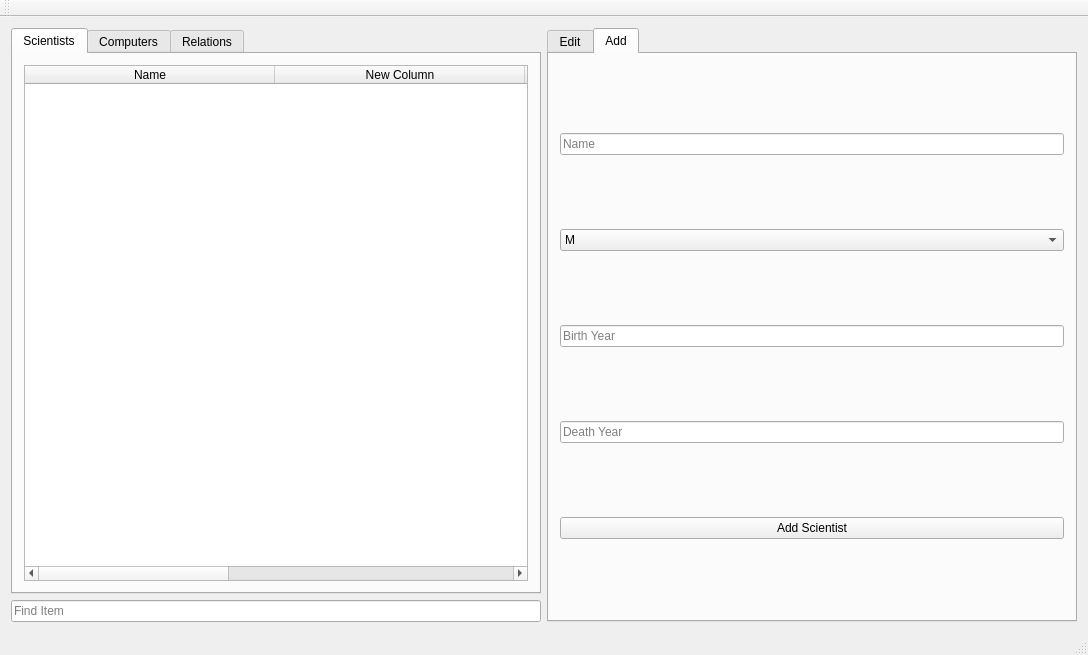
Old version of the form mainwindow.ui in the repository bennisverrir/Golfing-Union-of-Ireland.
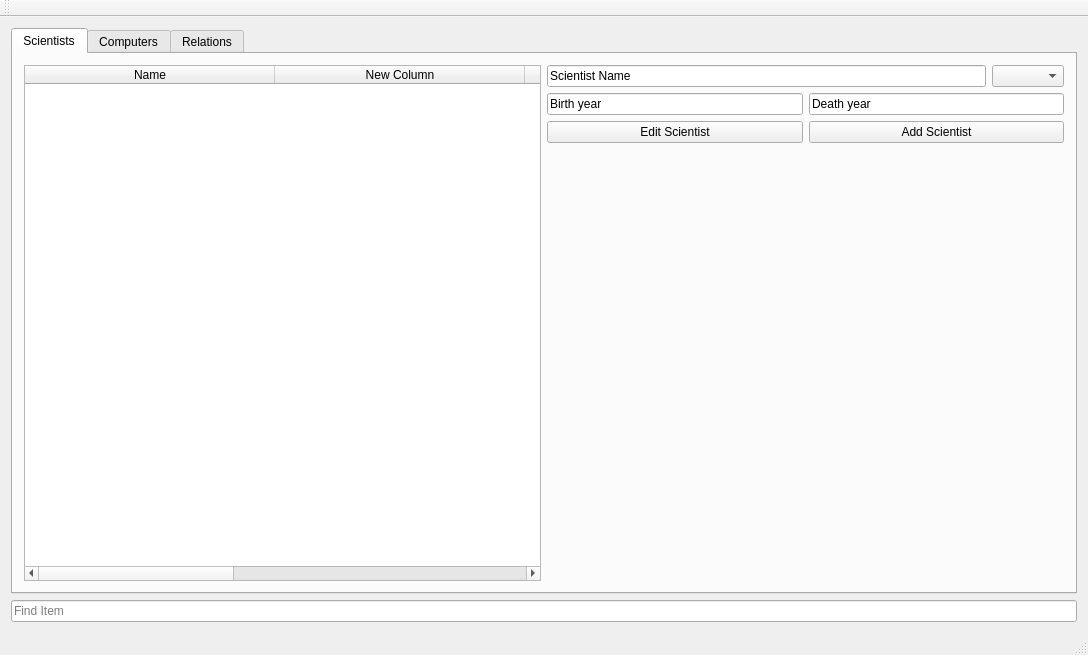
New version of the form. The open tabs and pages were chosen to show the change.

Commit message: changed the layout of scientists

The edit to the form file:
```diff
--- a/mainwindow.ui
+++ b/mainwindow.ui
@@ -25,7 +25,7 @@
         <item>
          <layout class="QHBoxLayout" name="horizontalLayout_4">
           <item>
-           <widget class="QTabWidget" name="Relations">
+           <widget class="QTabWidget" name="TableView">
             <property name="tabPosition">
              <enum>QTabWidget::North</enum>
             </property>
@@ -81,9 +81,87 @@
                 </column>
                </widget>
               </item>
+              <item>
+               <layout class="QVBoxLayout" name="verticalLayout_7">
+                <item>
+                 <layout class="QHBoxLayout" name="horizontalLayout_9">
+                  <item>
+                   <layout class="QVBoxLayout" name="verticalLayout_8">
+                    <item>
+                     <layout class="QHBoxLayout" name="horizontalLayout_12">
+                      <item>
+                       <widget class="QLineEdit" name="ScientistName">
+                        <property name="inputMask">
+                         <string/>
+                        </property>
+                        <property name="text">
+                         <string>Scientist Name</string>
+                        </property>
+                       </widget>
+                      </item>
+                      <item>
+                       <widget class="QComboBox" name="ScientistGender"/>
+                      </item>
+                     </layout>
+                    </item>
+                    <item>
+                     <layout class="QHBoxLayout" name="horizontalLayout_13">
+                      <item>
+                       <widget class="QLineEdit" name="ScientistBorn">
+                        <property name="text">
+                         <string>Birth year</string>
+                        </property>
+                       </widget>
+                      </item>
+                      <item>
+                       <widget class="QLineEdit" name="ScientistDeath">
+                        <property name="text">
+                         <string>Death year</string>
+                        </property>
+                       </widget>
+                      </item>
+                     </layout>
+                    </item>
+                   </layout>
+                  </item>
+                 </layout>
+                </item>
+                <item>
+                 <layout class="QHBoxLayout" name="horizontalLayout_8">
+                  <item>
+                   <widget class="QPushButton" name="ButtonEditScientist">
+                    <property name="text">
+                     <string>Edit Scientist</string>
+                    </property>
+                   </widget>
+                  </item>
+                  <item>
+                   <widget class="QPushButton" name="ButtonAddScientist">
+                    <property name="text">
+                     <string>Add Scientist</string>
+                    </property>
+                   </widget>
+                  </item>
+                 </layout>
+                </item>
+                <item>
+                 <spacer name="verticalSpacer">
+                  <property name="orientation">
+                   <enum>Qt::Vertical</enum>
+                  </property>
+                  <property name="sizeHint" stdset="0">
+                   <size>
+                    <width>20</width>
+                    <height>40</height>
+                   </size>
+                  </property>
+                 </spacer>
+                </item>
+               </layout>
+              </item>
              </layout>
             </widget>
-            <widget class="QWidget" name="tab_4">
+            <widget class="QWidget" name="Computers">
              <attribute name="title">
               <string>Computers</string>
              </attribute>
@@ -115,7 +193,7 @@
               </item>
              </layout>
             </widget>
-            <widget class="QWidget" name="tab_5">
+            <widget class="QWidget" name="Relations">
              <attribute name="title">
               <string>Relations</string>
              </attribute>
@@ -167,111 +245,6 @@
       </item>
      </layout>
     </item>
-    <item>
-     <layout class="QHBoxLayout" name="horizontalLayout">
-      <property name="spacing">
-       <number>6</number>
-      </property>
-      <item>
-       <widget class="QTabWidget" name="Add">
-        <property name="currentIndex">
-         <number>0</number>
-        </property>
-        <widget class="QWidget" name="Edit">
-         <attribute name="title">
-          <string>Edit</string>
-         </attribute>
-         <layout class="QVBoxLayout" name="verticalLayout_5">
-          <item>
-           <widget class="QLineEdit" name="EditName"/>
-          </item>
-          <item>
-           <widget class="QComboBox" name="EditGender">
-            <item>
-             <property name="text">
-              <string>M</string>
-             </property>
-            </item>
-            <item>
-             <property name="text">
-              <string>F</string>
-             </property>
-            </item>
-           </widget>
-          </item>
-          <item>
-           <widget class="QLineEdit" name="EditBorn"/>
-          </item>
-          <item>
-           <widget class="QLineEdit" name="EditDeath"/>
-          </item>
-          <item>
-           <widget class="QPushButton" name="EditButton">
-            <property name="text">
-             <string>Edit Scientist</string>
-            </property>
-           </widget>
-          </item>
-         </layout>
-         <zorder>EditDeath</zorder>
-         <zorder>EditBorn</zorder>
-         <zorder>EditName</zorder>
-         <zorder>EditGender</zorder>
-         <zorder>EditButton</zorder>
-        </widget>
-        <widget class="QWidget" name="Add_2">
-         <attribute name="title">
-          <string>Add</string>
-         </attribute>
-         <layout class="QVBoxLayout" name="verticalLayout_4">
-          <item>
-           <widget class="QLineEdit" name="addName">
-            <property name="placeholderText">
-             <string>Name</string>
-            </property>
-           </widget>
-          </item>
-          <item>
-           <widget class="QComboBox" name="addGender">
-            <item>
-             <property name="text">
-              <string>M</string>
-             </property>
-            </item>
-            <item>
-             <property name="text">
-              <string>F</string>
-             </property>
-            </item>
-           </widget>
-          </item>
-          <item>
-           <widget class="QLineEdit" name="addBorn">
-            <property name="placeholderText">
-             <string>Birth Year</string>
-            </property>
-           </widget>
-          </item>
-          <item>
-           <widget class="QLineEdit" name="addDeath">
-            <property name="placeholderText">
-             <string>Death Year</string>
-            </property>
-           </widget>
-          </item>
-          <item>
-           <widget class="QPushButton" name="AddLegend">
-            <property name="text">
-             <string>Add Scientist</string>
-            </property>
-           </widget>
-          </item>
-         </layout>
-        </widget>
-       </widget>
-      </item>
-     </layout>
-    </item>
    </layout>
   </widget>
   <widget class="QMenuBar" name="menuBar">
```
Left out of the diff: 2 changed lines with no effect on the pictures.
